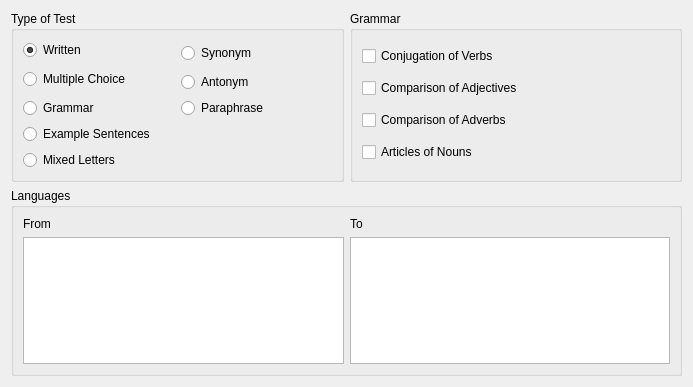
Old version of the form src/configure-practice/configurepracticewidget.ui in the repository KDE/parley.
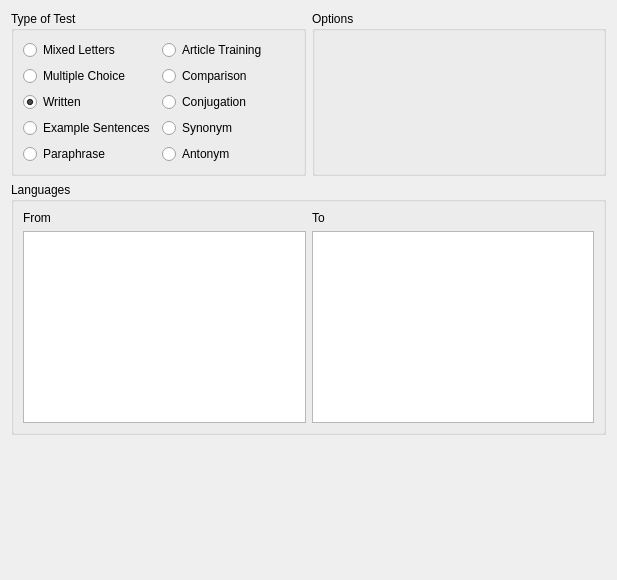
New version of the form. Custom widgets are drawn as their Qt base class.

Commit message: Redo the Configure Practice dialog. -Practices can now have individual options -Add tense selection widget for conjugations (needs implementation) -Add selection of adjective/adverb for comparison (done) -Cleanup of practicemanager and friends

The edit to the form file:
```diff
--- a/src/configure-practice/configurepracticewidget.ui
+++ b/src/configure-practice/configurepracticewidget.ui
@@ -5,18 +5,48 @@
    <rect>
     <x>0</x>
     <y>0</y>
-    <width>693</width>
-    <height>387</height>
+    <width>617</width>
+    <height>580</height>
    </rect>
   </property>
-  <layout class="QGridLayout" >
-   <item row="0" column="0" >
+  <layout class="QVBoxLayout" >
+   <item>
+    <layout class="QHBoxLayout" >
+     <item>
     <widget class="KButtonGroup" name="kcfg_TestType" >
      <property name="title" >
       <string>Type of Test</string>
      </property>
      <layout class="QGridLayout" >
       <item row="0" column="0" >
+         <widget class="QRadioButton" name="MixedLettersRadio" >
+          <property name="text" >
+           <string>Mixed Letters</string>
+          </property>
+         </widget>
+        </item>
+        <item row="0" column="1" >
+         <widget class="QRadioButton" name="ArticleRadio" >
+          <property name="text" >
+           <string>Article Training</string>
+          </property>
+         </widget>
+        </item>
+        <item row="1" column="0" >
+         <widget class="QRadioButton" name="MultipleChoiceRadio" >
+          <property name="text" >
+           <string>Multiple Choice</string>
+          </property>
+         </widget>
+        </item>
+        <item row="1" column="1" >
+         <widget class="QRadioButton" name="ComparisonRadio" >
+          <property name="text" >
+           <string>Comparison</string>
+          </property>
+         </widget>
+        </item>
+        <item row="2" column="0" >
        <widget class="QRadioButton" name="WrittenRadio" >
         <property name="toolTip" >
          <string/>
@@ -29,96 +59,54 @@
         </property>
        </widget>
       </item>
-      <item rowspan="2" row="0" column="1" >
-       <widget class="QRadioButton" name="SynonymRadio" >
-        <property name="text" >
-         <string>Synonym</string>
-        </property>
-       </widget>
-      </item>
-      <item rowspan="2" row="1" column="0" >
-       <widget class="QRadioButton" name="MultipleChoiceRadio" >
-        <property name="text" >
-         <string>Multiple Choice</string>
-        </property>
-       </widget>
-      </item>
       <item row="2" column="1" >
-       <widget class="QRadioButton" name="AntonymRadio" >
+         <widget class="QRadioButton" name="ConjugationRadio" >
         <property name="text" >
-         <string>Antonym</string>
+           <string>Conjugation</string>
         </property>
        </widget>
       </item>
       <item row="3" column="0" >
-       <widget class="QRadioButton" name="GrammarRadio" >
+         <widget class="QRadioButton" name="ExampleRadio" >
         <property name="text" >
-         <string>Grammar</string>
+           <string>Example Sentences</string>
         </property>
        </widget>
       </item>
       <item row="3" column="1" >
+         <widget class="QRadioButton" name="SynonymRadio" >
+          <property name="text" >
+           <string>Synonym</string>
+          </property>
+         </widget>
+        </item>
+        <item row="4" column="0" >
        <widget class="QRadioButton" name="ParaphraseRadio" >
         <property name="text" >
          <string>Paraphrase</string>
         </property>
        </widget>
       </item>
-      <item row="4" column="0" colspan="2" >
-       <widget class="QRadioButton" name="ExampleRadio" >
+        <item row="4" column="1" >
+         <widget class="QRadioButton" name="AntonymRadio" >
         <property name="text" >
-         <string>Example Sentences</string>
-        </property>
-       </widget>
-      </item>
-      <item row="5" column="0" colspan="2" >
-       <widget class="QRadioButton" name="MixedLettersPracticeRadio" >
-        <property name="text" >
-         <string>Mixed Letters</string>
+           <string>Antonym</string>
         </property>
        </widget>
       </item>
      </layout>
     </widget>
    </item>
-   <item row="0" column="1" >
-    <widget class="QGroupBox" name="GrammarGroupBox" >
+     <item>
+      <widget class="QGroupBox" name="OptionsGroupBox" >
      <property name="title" >
-      <string>Grammar</string>
-     </property>
-     <layout class="QVBoxLayout" >
-      <item>
-       <widget class="QCheckBox" name="kcfg_GrammarConjugationTest" >
-        <property name="text" >
-         <string>Conjugation of Verbs</string>
-        </property>
-       </widget>
-      </item>
-      <item>
-       <widget class="QCheckBox" name="kcfg_GrammarComparisonAdjectiveTest" >
-        <property name="text" >
-         <string>Comparison of Adjectives</string>
-        </property>
-       </widget>
-      </item>
-      <item>
-       <widget class="QCheckBox" name="kcfg_GrammarComparisonAdverbTest" >
-        <property name="text" >
-         <string>Comparison of Adverbs</string>
-        </property>
-       </widget>
-      </item>
-      <item>
-       <widget class="QCheckBox" name="kcfg_GrammarArticleTest" >
-        <property name="text" >
-         <string>Articles of Nouns</string>
+        <string>Options</string>
         </property>
        </widget>
       </item>
      </layout>
-    </widget>
    </item>
-   <item row="1" column="0" colspan="2" >
+   <item>
     <widget class="QGroupBox" name="languageGroupBox" >
      <property name="title" >
       <string>Languages</string>
@@ -151,6 +139,19 @@
      </layout>
     </widget>
    </item>
+   <item>
+    <spacer>
+     <property name="orientation" >
+      <enum>Qt::Vertical</enum>
+     </property>
+     <property name="sizeHint" >
+      <size>
+       <width>20</width>
+       <height>40</height>
+      </size>
+     </property>
+    </spacer>
+   </item>
   </layout>
  </widget>
  <customwidgets>
```
Lines whose indentation alone changed are shown as unchanged. The commit also changes 8 other files.
